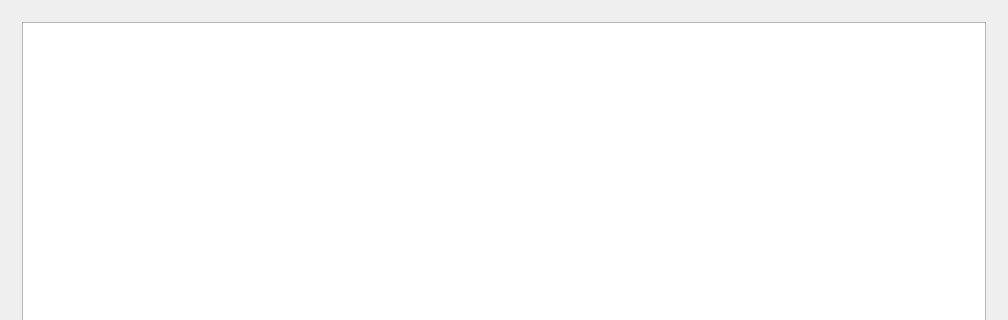
First picture: the form in camerastitchingpage.ui, repository csavur/Stitching, before the edit; both pictures show x 0 to 1008 and y 0 to 320 of the 1008 by 676 pixel window.
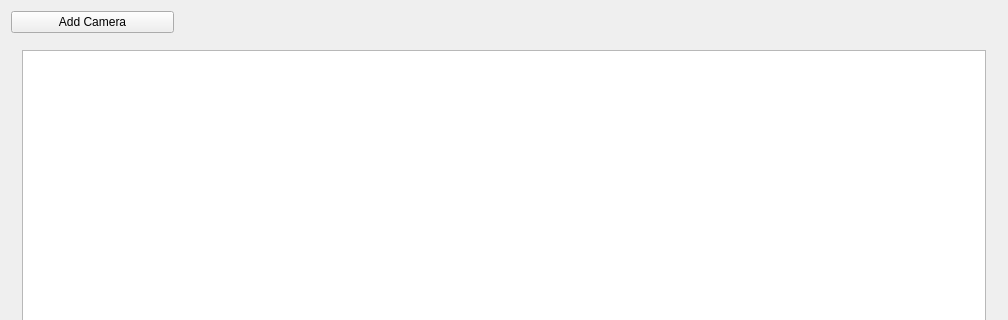
Second picture: the form after the edit.

Patch:
```diff
--- a/camerastitchingpage.ui
+++ b/camerastitchingpage.ui
@@ -13,8 +13,28 @@
   <property name="windowTitle">
    <string>CameraStitchingPage</string>
   </property>
-  <layout class="QGridLayout" name="gridLayout_3">
+  <layout class="QGridLayout" name="gridLayout_3" rowstretch="0,0,0" columnstretch="2,10">
    <item row="0" column="0">
+    <widget class="QPushButton" name="pushButtonAddCamera">
+     <property name="text">
+      <string>Add Camera</string>
+     </property>
+    </widget>
+   </item>
+   <item row="0" column="1">
+    <spacer name="horizontalSpacer_2">
+     <property name="orientation">
+      <enum>Qt::Horizontal</enum>
+     </property>
+     <property name="sizeHint" stdset="0">
+      <size>
+       <width>40</width>
+       <height>20</height>
+      </size>
+     </property>
+    </spacer>
+   </item>
+   <item row="1" column="0" colspan="2">
     <widget class="QWidget" name="widget" native="true">
      <layout class="QGridLayout" name="gridLayout_2">
       <item row="0" column="0">
@@ -23,7 +43,7 @@
      </layout>
     </widget>
    </item>
-   <item row="1" column="0">
+   <item row="2" column="0" colspan="2">
     <widget class="QWidget" name="widgetControl" native="true">
      <layout class="QGridLayout" name="gridLayout">
       <property name="leftMargin">
```
